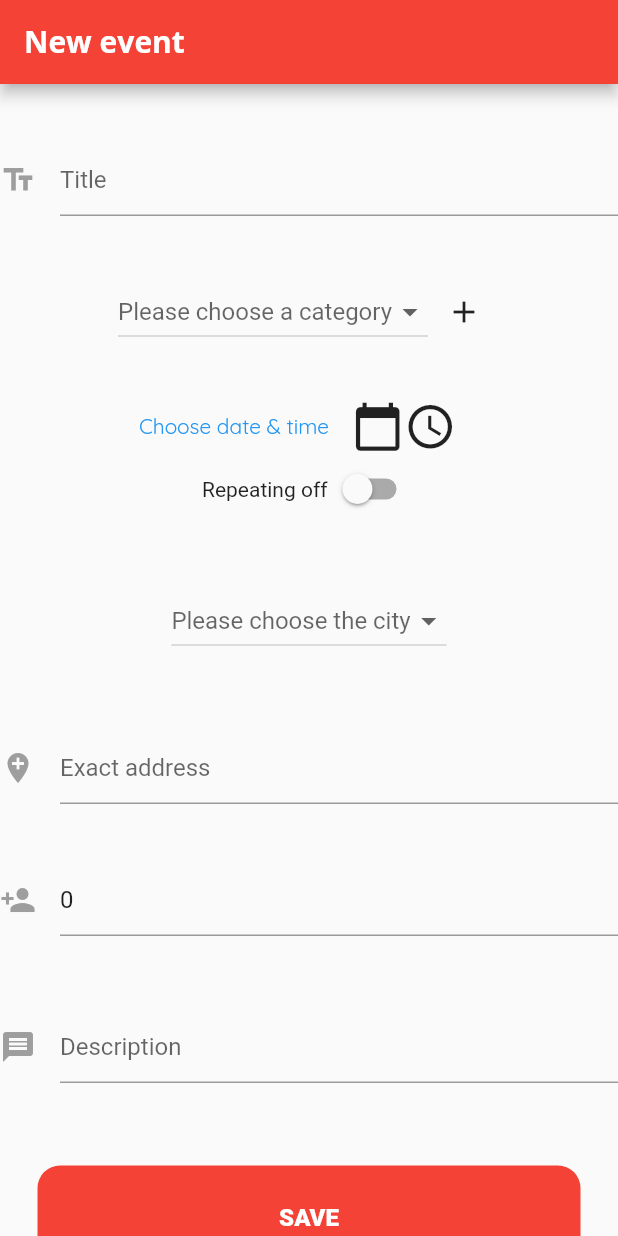
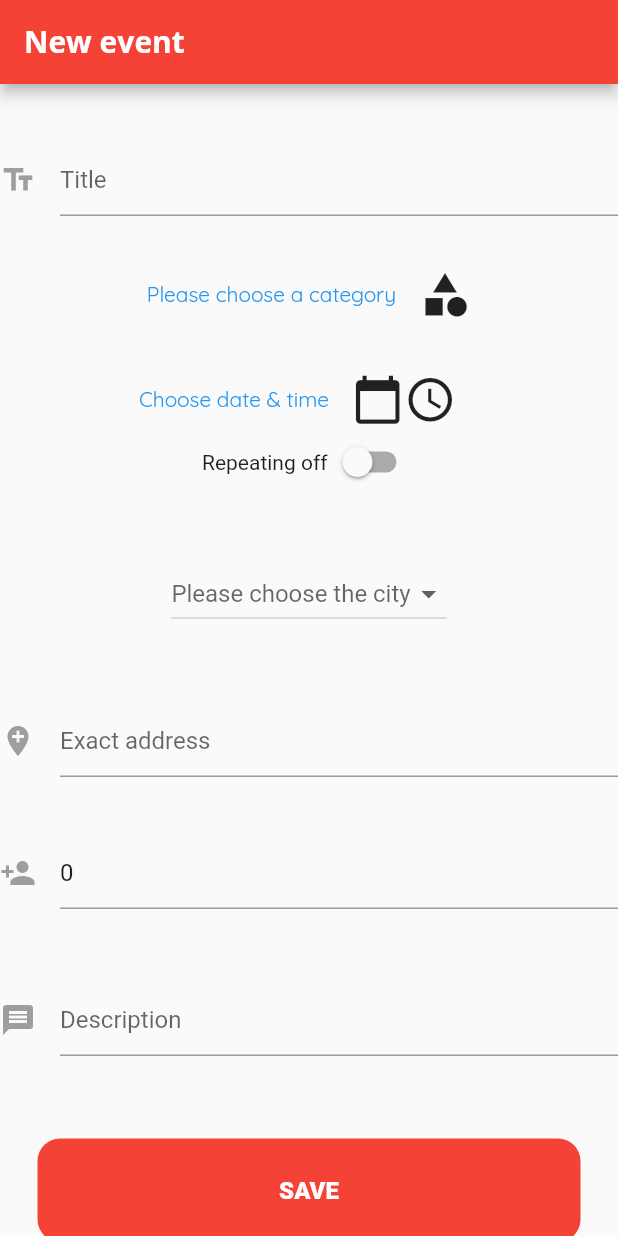
Before and after one commit to mor-ph/lavina, a Flutter app: the NewEventPage screen opened directly with empty values, on a phone screen of 412 x 824 dp. Run offline on Flutter 3.47's test engine with Material 2 defaults, Android fonts, the phone set to English and light mode, and no system bars; our stand-ins replace bloc, cloud_firestore, firebase_auth, firebase_storage, flutter_bloc, flutter_datetime_picker and 1 more; missing offline and left inert: dynamic_treeview, enum_to_string; accounts and stored records are empty; statements that could not run were skipped.

Commit message:
Fixes for category creating.

```diff
--- a/UiMobile/lets_play/lib/model/category.dart
+++ b/UiMobile/lets_play/lib/model/category.dart
@@ -1,6 +1,7 @@
+import 'package:dynamic_treeview/dynamic_treeview.dart';
 import 'package:flutter/material.dart';
 
-class Category {
+class Category extends BaseData {
   int id;
   String name;
   int parentId;
@@ -8,4 +9,28 @@ class Category {
   bool isSelected = false;
 
   Category({@required this.id, @required this.name, @required this.parentId, @required this.categoryIcon, @required this.isSelected});
+
+  @override
+  Map<String, Category> getExtraData() {
+    // TODO: implement getExtraData
+    return {'key': this};
+  }
+
+  @override
+  String getId() {
+    // TODO: implement getId
+    return this.id.toString();
+  }
+
+  @override
+  String getParentId() {
+    // TODO: implement getParentId
+    return this.parentId.toString();
+  }
+
+  @override
+  String getTitle() {
+    // TODO: implement getTitle
+    return this.name;
+  }
 }
--- a/UiMobile/lets_play/lib/screens/new_event_tab.dart
+++ b/UiMobile/lets_play/lib/screens/new_event_tab.dart
@@ -1,3 +1,4 @@
+import 'package:dynamic_treeview/dynamic_treeview.dart';
 import 'package:enum_to_string/enum_to_string.dart';
 import 'package:flutter/material.dart';
 import 'package:flutter_datetime_picker/flutter_datetime_picker.dart';
@@ -20,7 +21,7 @@ class NewEventPage extends StatefulWidget {
 
 class _NewOrderScreenState extends State<NewEventPage> {
   City _selectCity;
-  Category _selectCategory;
+  Category _selectedCategory;
   DateTime _dateTime;
   final _email = TextEditingController();
   final _errorMessage = TextEditingController();
@@ -37,25 +38,36 @@ class _NewOrderScreenState extends State<NewEventPage> {
   ];
 
   List<Category> _categories = [
-    Category(id: 1, name: 'Sport', categoryIcon: Icons.directions_run),
+    Category(id: 1, name: 'Root', parentId: -1),
     Category(
-        id: 5,
+        id: 2, name: 'Sport', categoryIcon: Icons.directions_run, parentId: 1),
+    Category(
+        id: 6,
         name: 'Handball',
         categoryIcon: Icons.directions_run,
+        parentId: 2),
+    Category(
+        id: 3,
+        name: 'Video Games',
+        categoryIcon: Icons.videogame_asset,
         parentId: 1),
-    Category(id: 2, name: 'Video Games', categoryIcon: Icons.videogame_asset),
     Category(
-        id: 5,
+        id: 7,
         name: 'Monopolia',
         categoryIcon: Icons.directions_run,
-        parentId: 3),
+        parentId: 4),
     Category(
-        id: 6,
+        id: 8,
         name: 'Football',
         categoryIcon: Icons.directions_run,
+        parentId: 2),
+    Category(
+        id: 4,
+        name: 'Board Games',
+        categoryIcon: Icons.table_chart,
         parentId: 1),
-    Category(id: 3, name: 'Board Games', categoryIcon: Icons.table_chart),
-    Category(id: 4, name: 'Tourism', categoryIcon: Icons.card_travel),
+    Category(
+        id: 5, name: 'Tourism', categoryIcon: Icons.card_travel, parentId: 1),
   ];
 
   @override
@@ -94,7 +106,7 @@ class _NewOrderScreenState extends State<NewEventPage> {
           shrinkWrap: true,
           children: <Widget>[
             _showTitleInput(),
-            _showCategoryDropDown(),
+            _showCategory(),
             _showDateInput(),
             _showCitiesDropDown(),
             _showExactAddressInput(),
@@ -150,11 +162,115 @@ class _NewOrderScreenState extends State<NewEventPage> {
     );
   }
 
+  Widget _showCategory() {
+    return FlatButton(
+      padding: EdgeInsets.only(top: 35),
+      onPressed: () => _categoriesTree(),
+      child: _selectedCategory == null
+          ? Row(
+              mainAxisAlignment: MainAxisAlignment.center,
+              crossAxisAlignment: CrossAxisAlignment.center,
+              children: <Widget>[
+                Text(
+                  "Please choose a category",
+                  style: TextStyle(color: Colors.blue),
+                ),
+                SizedBox(
+                  width: 15,
+                ),
+                Icon(
+                  Icons.category,
+                  size: 35,
+                ),
+              ],
+            )
+          : Row(
+              mainAxisAlignment: MainAxisAlignment.center,
+              crossAxisAlignment: CrossAxisAlignment.center,
+              children: <Widget>[
+                Text(
+                  "You category is: ",
+                  style: TextStyle(color: Colors.blue),
+                ),
+                Text(
+                  _selectedCategory.name,
+                  style: TextStyle(color: Colors.black),
+                ),
+                SizedBox(
+                  width: 15,
+                ),
+                Icon(
+                  Icons.category,
+                  size: 35,
+                ),
+              ],
+            ),
+    );
+  }
+
+  // ignore: missing_return
+  Widget _categoriesTree() {
+    showGeneralDialog(
+        context: context,
+        barrierDismissible: true,
+        barrierLabel:
+            MaterialLocalizations.of(context).modalBarrierDismissLabel,
+        barrierColor: Colors.black45,
+        transitionDuration: const Duration(milliseconds: 200),
+        pageBuilder: (BuildContext buildContext, Animation animation,
+            Animation secondaryAnimation) {
+          return Scaffold(
+            appBar: AppBar(
+              title: Text("Categories"),
+            ),
+            body: DynamicTreeView(
+              data: _categories, // pass here List<BaseModel>
+              config: Config(
+                  parentTextStyle: TextStyle(
+                      color: Colors.black, fontWeight: FontWeight.w600),
+                  rootId: "1",
+                  parentPaddingEdgeInsets:
+                      EdgeInsets.only(left: 16, top: 0, bottom: 0)),
+              onTap: (m) {
+                print("tapped");
+                Category category;
+                try {
+                  category = m['extra']['key'];
+                } catch (e) {
+                  print(e);
+                  category = _categories.firstWhere((c) => c.id == int.parse(m['id']));
+                }
+
+                setState(() {
+                  _selectedCategory = category;
+                });
+                Navigator.of(context).pop();
+              },
+              width: MediaQuery.of(context).size.width,
+            ),
+            floatingActionButton: FloatingActionButton(
+              child: Icon(
+                Icons.add,
+                color: Colors.white,
+              ),
+              heroTag: Text('Approve'),
+              backgroundColor: Colors.green,
+              onPressed: () => _startAddNewCategory(context),
+            ),
+            floatingActionButtonLocation:
+                FloatingActionButtonLocation.centerFloat,
+          );
+        });
+  }
+
   void _addNewCategory(Category selectCategory, String name) {
-
-    final category = Category(id: _categories.length+1 ,categoryIcon: Icons.category, name: name, parentId: selectCategory.id);
+    final category = Category(
+        id: _categories.length + 1,
+        categoryIcon: Icons.category,
+        name: name,
+        parentId: selectCategory.id);
     setState(() {
-        _categories.add(category);
+      _categories.add(category);
     });
   }
 
@@ -173,54 +289,6 @@ class _NewOrderScreenState extends State<NewEventPage> {
                 behavior: HitTestBehavior.opaque,
               ));
         });
-  }
-
-  Widget _showCategoryDropDown() {
-    return Column(
-      children: <Widget>[
-        Padding(
-          padding: const EdgeInsets.only(top: 40),
-          child: Center(
-            child: Row(
-              crossAxisAlignment: CrossAxisAlignment.center,
-              mainAxisSize: MainAxisSize.min,
-              mainAxisAlignment: MainAxisAlignment.center,
-              children: <Widget>[
-                DropdownButton(
-                  hint: Text('Please choose a category',
-                      textAlign: TextAlign.center),
-                  // Not necessary for Option 1
-                  value: _selectCategory,
-                  onChanged: (newValue) {
-                    setState(() {
-                      _selectCategory = newValue;
-                    });
-                  },
-                  items: _categories.map((category) {
-                    return DropdownMenuItem(
-                      value: category,
-                      child:
-//                          ExpansionTile(
-//                            title: Text("Expansion Title"),
-//                            children: <Widget>[Text("children 1"), Text("children 2")],
-//                          ),
-                      new Text(
-                        category.name,
-                        textAlign: TextAlign.center,
-                      ),
-                    );
-                  }).toList(),
-                ),
-                IconButton(
-                  icon: Icon(Icons.add),
-                  onPressed: () => _startAddNewCategory(context),
-                )
-              ],
-            ),
-          ),
-        ),
-      ],
-    );
   }
 
   Widget _showCitiesDropDown() {
--- a/UiMobile/lets_play/pubspec.yaml
+++ b/UiMobile/lets_play/pubspec.yaml
@@ -45,6 +45,7 @@ dependencies:
   cloud_functions: ^0.4.1+9
   flutter_bloc: ^3.2.0
   flutter_datetime_picker: ^1.3.4
+  dynamic_treeview: ^1.0.0+2
 
 
 
```
Also changed, not shown: UiMobile/lets_play/pubspec.lock.
